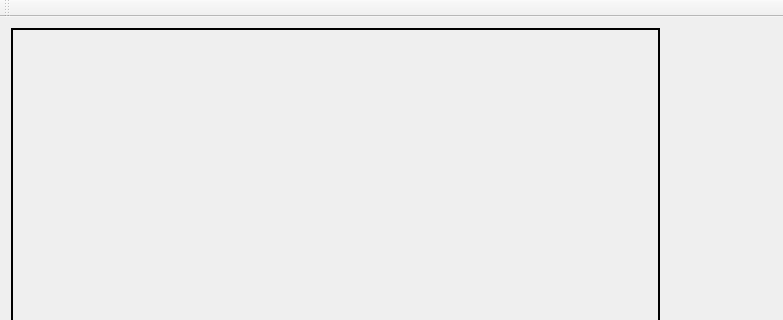
Whenning42/VulkanTools, file layer_factory/vkviz/VkVizFrontend/mainwindow.ui: the form before one commit; both pictures show x 0 to 783 and y 0 to 320 of the 1326 by 800 pixel window.
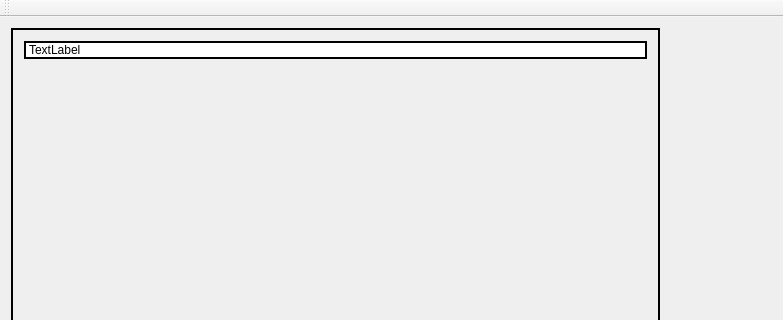
The form after the commit.

```diff
--- a/layer_factory/vkviz/VkVizFrontend/mainwindow.ui
+++ b/layer_factory/vkviz/VkVizFrontend/mainwindow.ui
@@ -18,7 +18,7 @@
   background-color: rgb(255, 255, 255);
   padding: 0px;
   border: 2px solid black;
-  font: 18pt;
+  font: 16pt 'Monospace';
 }
 
 </string>
@@ -53,6 +53,13 @@
           <property name="sizeConstraint">
            <enum>QLayout::SetMinimumSize</enum>
           </property>
+          <item>
+           <widget class="QLabel" name="label">
+            <property name="text">
+             <string>TextLabel</string>
+            </property>
+           </widget>
+          </item>
           <item>
            <spacer name="verticalSpacer">
             <property name="orientation">
```
